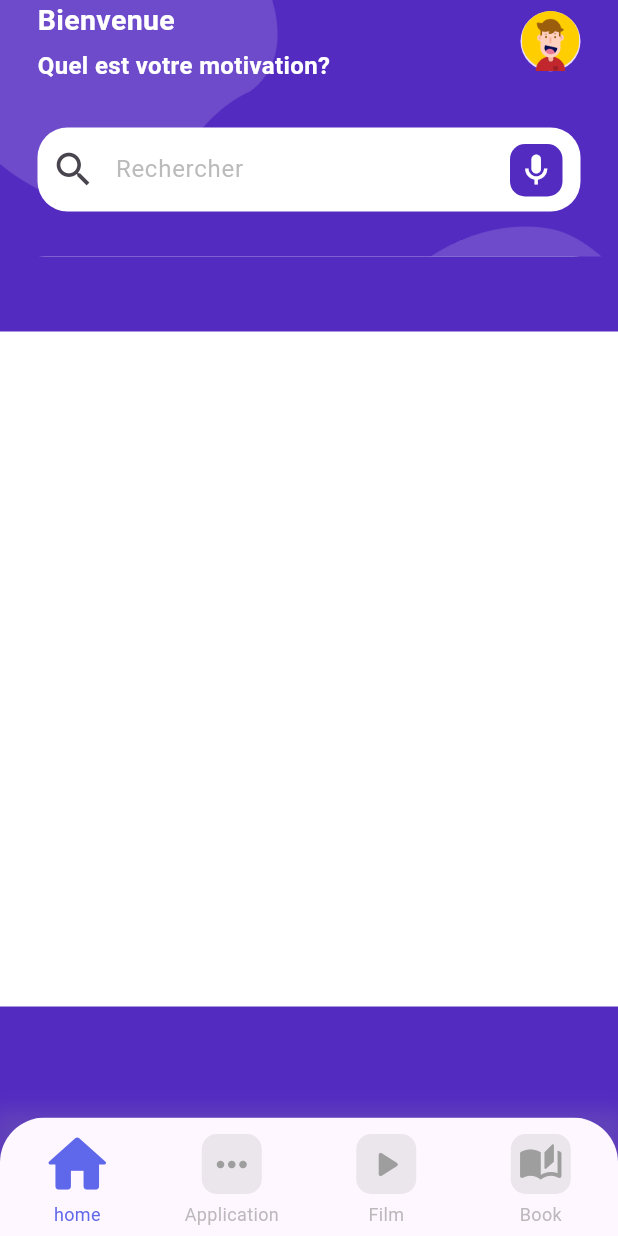
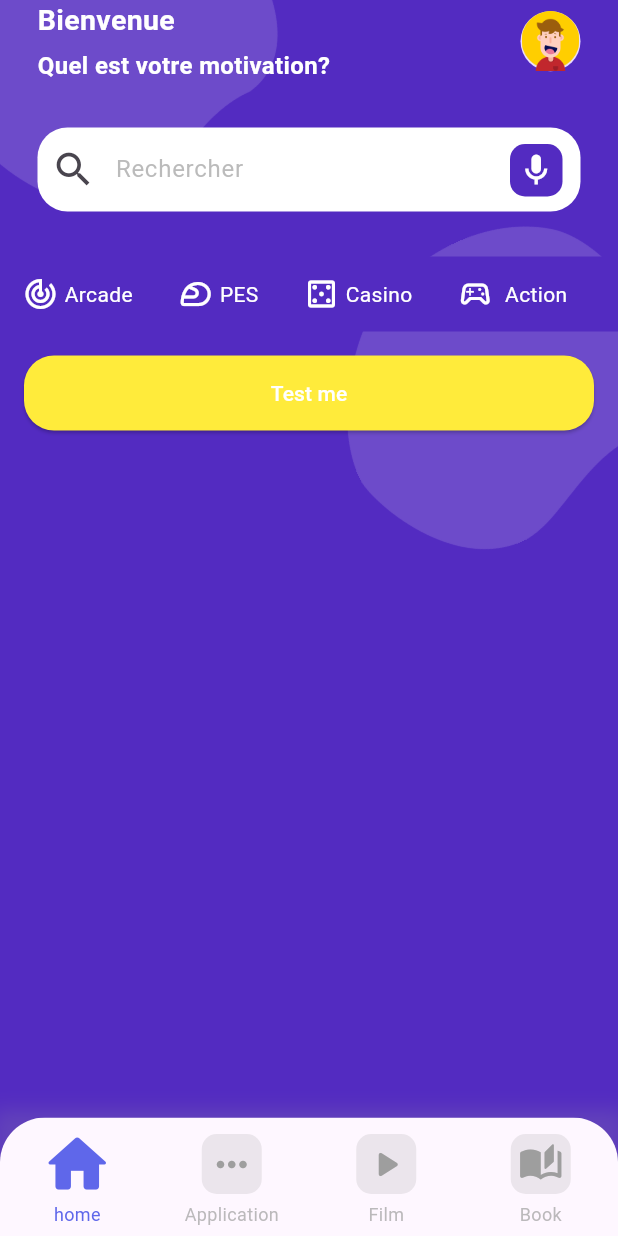
Before and after one commit to rakotoarisonlandry/Flutter_apk, a Flutter app: the screen it shows after launch, on a phone screen of 412 x 824 dp. Run offline on Flutter 3.47's test engine with Material 3 defaults, Android fonts, the phone set to English and light mode, and no system bars.

Commit message:
Update CategoriSection to fix category titles and improve ListView item rendering

```diff
--- a/lib/home/widget/categorie.dart
+++ b/lib/home/widget/categorie.dart
@@ -11,17 +11,17 @@ class CategoriSection extends StatelessWidget {
     {
       'icon': Icons.sports_motorsports_outlined,
       'color': const Color(0xFF4C8EF1),
-      'title': 'Arcade',
+      'title': 'PES',
     },
     {
       'icon': Icons.casino_outlined,
       'color': const Color(0xFF4C8EF1),
-      'title': 'Arcade',
+      'title': 'Casino',
     },
     {
       'icon': Icons.sports_esports_outlined,
       'color': const Color(0xFF4C8EF1),
-      'title': 'Arcade',
+      'title': ' Action',
     },
   ];
 
@@ -30,7 +30,7 @@ class CategoriSection extends StatelessWidget {
     return Container(
       height: 500,
       decoration: const BoxDecoration(
-        color: Colors.white,
+        // color: Colors.white,
         borderRadius: BorderRadius.only(
           topLeft: Radius.circular(30),
           topRight: Radius.circular(30),
@@ -38,17 +38,48 @@ class CategoriSection extends StatelessWidget {
       ),
       child: Column(
         children: [
+          // Liste horizontale des catégories
           Container(
             height: 50,
             color: const Color.fromARGB(255, 83, 43, 193),
             child: ListView.builder(
               itemBuilder: (context, index) {
-                return null;
+                final category = categories[index];
+                return Padding(
+                  padding:
+                      const EdgeInsets.symmetric(horizontal: 15, vertical: 5),
+                  child: Row(
+                    children: [
+                      Icon(category['icon'] as IconData, color: Colors.white),
+                      const SizedBox(width: 4),
+                      Text(
+                        category['title'] as String,
+                        style: const TextStyle(color: Colors.white),
+                      ),
+                    ],
+                  ),
+                );
               },
               itemCount: categories.length,
               scrollDirection: Axis.horizontal,
             ),
-          )
+          ),
+          Padding(
+            padding: const EdgeInsets.all(16.0),
+            child: ElevatedButton(
+              onPressed: () {},
+              style: ElevatedButton.styleFrom(
+                  backgroundColor: Colors.yellow,
+                  shape: RoundedRectangleBorder(
+                    borderRadius: BorderRadius.circular(20),
+                  ),
+                  minimumSize: const Size(double.infinity, 50)),
+              child: const Text(
+                "Test me",
+                style: TextStyle(color: Colors.white),
+              ),
+            ),
+          ),
         ],
       ),
     );
```
